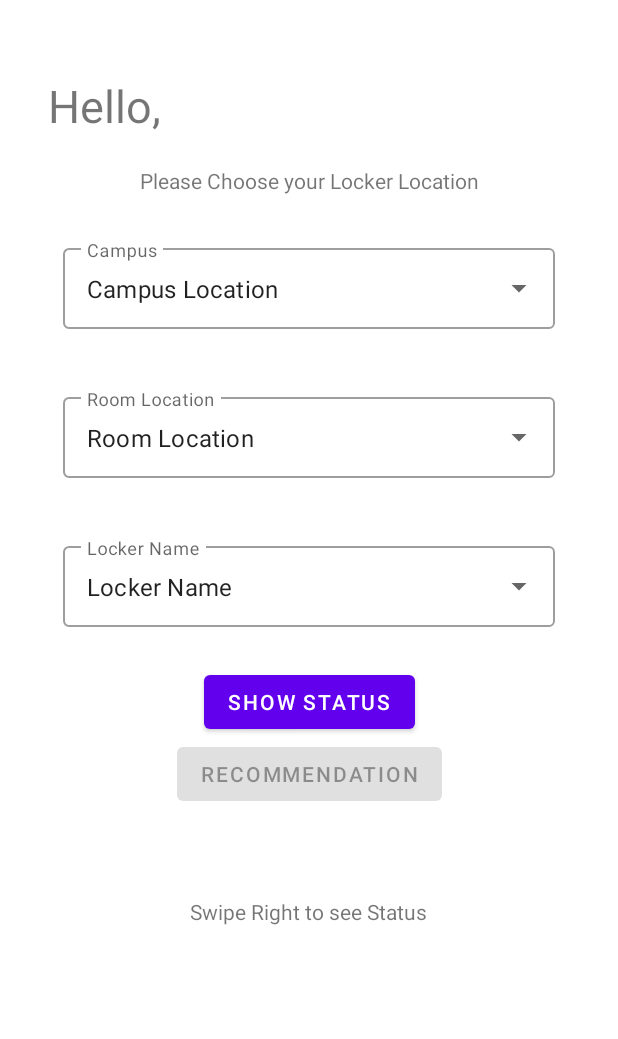
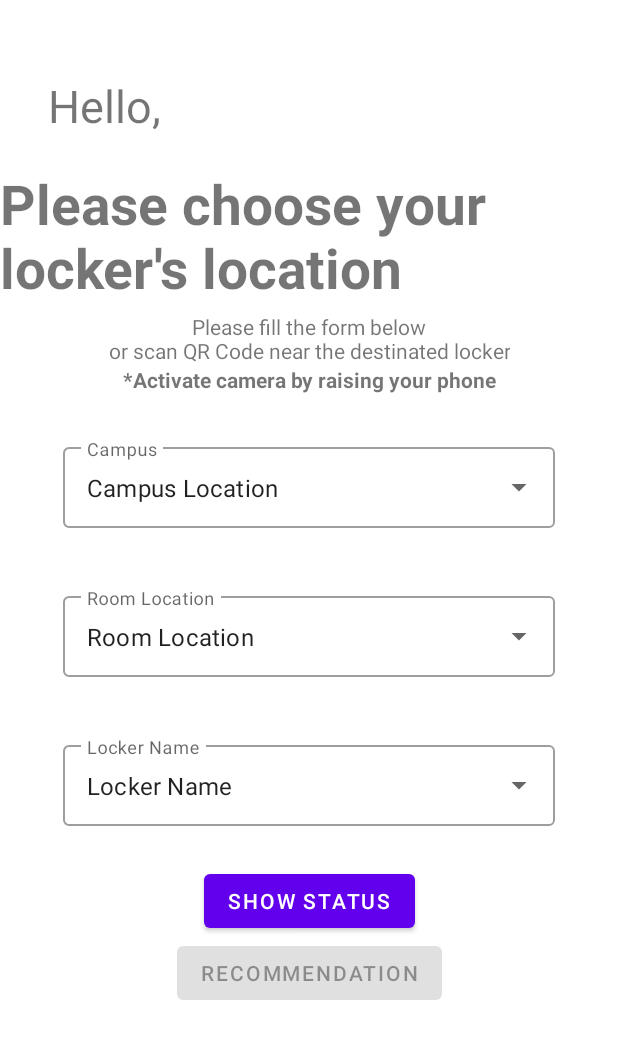
Before and after one commit to daffeyd/BASELocker-Android, an Android app: the MainActivity screen opened directly, with no data from a screen before it, on a phone screen of 412 x 824 dp. Shown: the top 1039 px of the screen. Run offline under Robolectric (Android 15) with nearby library versions, the phone set to English and light mode, and no system bars; our stand-ins replace Firebase (no records; nobody signed in at launch, a user with empty details on screens opened directly).

Commit message:
Fixing show status button, timer, qrCode and some text
fixing the show status button that should select all the campus,location and name value, and update the timer into 15 second, fixing qr code that can only detect certain qrCode, remove the accelaration meter and only using gyroscope, and fiixing typo

```diff
--- a/app/src/main/res/layout/activity_2.xml
+++ b/app/src/main/res/layout/activity_2.xml
@@ -22,7 +22,7 @@
         android:layout_height="wrap_content"
         android:layout_gravity="center_horizontal"
         android:layout_marginBottom="16dp"
-        android:text="Silahkan memilih lokasi loker yang ingin dipinjam"
+        android:text="Silahkan memilih nomor loker yang ingin dipinjam"
         android:textSize="15sp" />
 
     <TextView
@@ -31,7 +31,7 @@
         android:layout_height="wrap_content"
         android:layout_gravity="center_horizontal"
         android:layout_marginBottom="16dp"
-        android:text="Locker Reservation"
+        android:text="Locker"
         android:textSize="24sp" />
 
     <LinearLayout
--- a/app/src/main/res/layout/activity_main.xml
+++ b/app/src/main/res/layout/activity_main.xml
@@ -6,7 +6,7 @@
     android:layout_width="match_parent"
     android:layout_height="match_parent"
     android:focusableInTouchMode="true"
-    tools:context=".MainActivity">
+    tools:context="com.example.BASELocker.MainActivity">
 
     <TextView
         android:id="@+id/textView2"
@@ -26,10 +26,32 @@
         android:layout_width="wrap_content"
         android:layout_height="wrap_content"
         android:layout_marginTop="20dp"
-        android:text="@string/greeting1"
+        android:text="Please choose your locker's location"
+        android:textSize="55px"
+        android:textStyle="bold"
         app:layout_constraintStart_toStartOf="parent"
         app:layout_constraintEnd_toEndOf="parent"
         app:layout_constraintTop_toBottomOf="@+id/textView2" />
+    <TextView
+        android:id="@+id/greeting2"
+        android:layout_width="wrap_content"
+        android:layout_height="wrap_content"
+        android:layout_marginTop="5dp"
+        android:gravity="center"
+        android:text="Please fill the form below\nor scan QR Code near the destinated locker"
+        app:layout_constraintStart_toStartOf="parent"
+        app:layout_constraintEnd_toEndOf="parent"
+        app:layout_constraintTop_toBottomOf="@+id/greeting1" />
+    <TextView
+        android:id="@+id/greeting3"
+        android:layout_width="wrap_content"
+        android:layout_height="wrap_content"
+        android:gravity="center"
+        android:textStyle="bold"
+        android:text="*Activate camera by raising your phone"
+        app:layout_constraintStart_toStartOf="parent"
+        app:layout_constraintEnd_toEndOf="parent"
+        app:layout_constraintTop_toBottomOf="@+id/greeting2" />
 
     <com.google.android.material.textfield.TextInputLayout
         android:id="@+id/CampusLocDropdown"
@@ -41,7 +63,7 @@
         android:layout_height="wrap_content"
         app:layout_constraintStart_toStartOf="parent"
         app:layout_constraintEnd_toEndOf="parent"
-        app:layout_constraintTop_toBottomOf="@+id/greeting1"
+        app:layout_constraintTop_toBottomOf="@+id/greeting3"
         app:layout_constraintVertical_bias="0.1">
 
         <AutoCompleteTextView
@@ -124,16 +146,4 @@
         app:layout_constraintStart_toStartOf="parent"
         app:layout_constraintEnd_toEndOf="parent" />
 
-    <TextView
-        android:id="@+id/textView5"
-        android:layout_width="wrap_content"
-        android:layout_height="wrap_content"
-        android:text="Swipe Right to see Status"
-        app:layout_constraintBottom_toBottomOf="parent"
-        app:layout_constraintEnd_toEndOf="parent"
-        app:layout_constraintHorizontal_bias="0.498"
-        app:layout_constraintStart_toStartOf="parent"
-        app:layout_constraintTop_toBottomOf="@+id/conditionalButton"
-        app:layout_constraintVertical_bias="0.219" />
-
 </androidx.constraintlayout.widget.ConstraintLayout>
```
Also changed, not shown: app/src/main/java/com/example/BASELocker/MainActivity.kt (+29 -40 lines), app/src/main/java/com/example/BASELocker/activity1.kt (+2 -25 lines), app/src/main/java/com/example/BASELocker/activity2.kt (+5 -30 lines), app/src/main/java/com/example/BASELocker/qrReader.kt (+17 -9 lines), app/src/main/res/layout/activity_1.xml (+0 -13 lines), app/src/main/res/values/strings.xml (+3 -4 lines).
